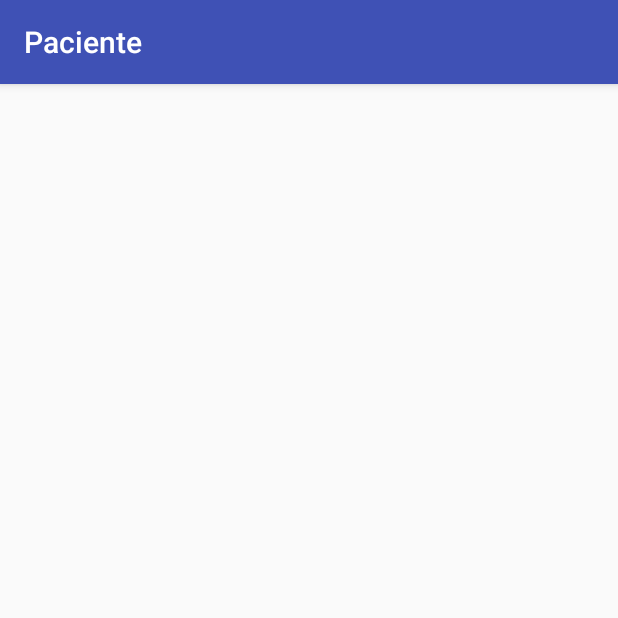
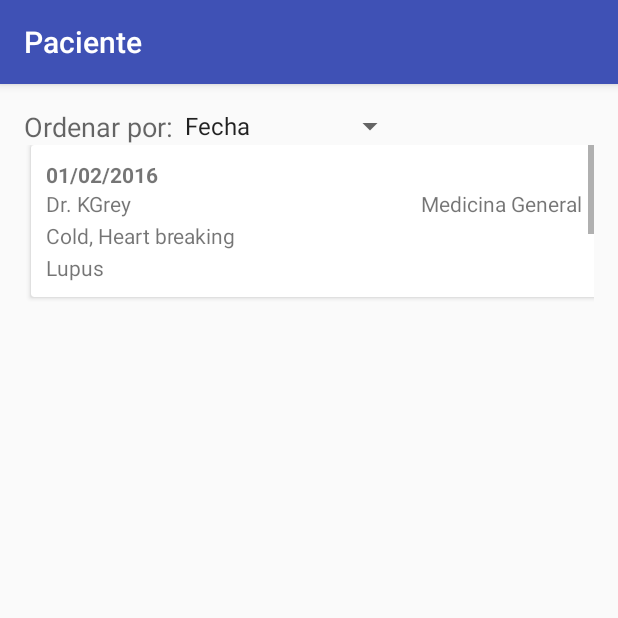
Before and after one commit to vgiodragon/Paciente, an Android app: the screen it shows after launch (Historiales before the commit, HistorialActivity after it), after a tap on "LOGIN", on a phone screen of 412 x 824 dp, the top half of it. Run offline under Robolectric (Android 15) with nearby library versions, the phone set to English and light mode, and no system bars.

Commit message:
Cart View

```diff
--- a/app/build.gradle
+++ b/app/build.gradle
@@ -23,4 +23,6 @@ dependencies {
     compile fileTree(dir: 'libs', include: ['*.jar'])
     testCompile 'junit:junit:4.12'
     compile 'com.android.support:appcompat-v7:23.3.0'
+    compile 'com.android.support:recyclerview-v7:23.0.+'
+    compile 'com.android.support:cardview-v7:23.0.+'
 }
--- a/app/src/main/AndroidManifest.xml
+++ b/app/src/main/AndroidManifest.xml
@@ -15,7 +15,7 @@
                 <category android:name="android.intent.category.LAUNCHER" />
             </intent-filter>
         </activity>
-        <activity android:name=".Historiales"></activity>
+        <activity android:name=".HistorialActivity"></activity>
     </application>
 
 </manifest>
--- /dev/null
+++ b/app/src/main/java/com/gio/ctic/paciente/Historial.java
@@ -0,0 +1,40 @@
+package com.gio.ctic.paciente;
+
+/**
+ * Created by user on 07/06/2016.
+ */
+public class Historial {
+    private String fecha;
+    private String sintomas;
+    private String descripcion;
+    private String doctor;
+    private String especialidad;
+
+    public Historial(String fecha, String doctor, String especialidad,String sintomas, String descripcion) {
+        this.fecha = fecha;
+        this.sintomas = sintomas;
+        this.descripcion = descripcion;
+        this.doctor = doctor;
+        this.especialidad=especialidad;
+
+    }
+    public String getEspecialidad() {
+        return especialidad;
+    }
+
+    public String getFecha() {
+        return fecha;
+    }
+
+    public String getSintomas() {
+        return sintomas;
+    }
+
+    public String getDescripcion() {
+        return descripcion;
+    }
+
+    public String getDoctor() {
+        return doctor;
+    }
+}
--- /dev/null
+++ b/app/src/main/java/com/gio/ctic/paciente/HistorialActivity.java
@@ -0,0 +1,89 @@
+package com.gio.ctic.paciente;
+
+import android.support.v7.app.AppCompatActivity;
+import android.os.Bundle;
+import android.support.v7.widget.LinearLayoutManager;
+import android.support.v7.widget.RecyclerView;
+import android.util.Log;
+import android.view.View;
+import android.widget.AdapterView;
+import android.widget.ArrayAdapter;
+import android.widget.Spinner;
+
+import java.util.ArrayList;
+import java.util.Collections;
+
+public class HistorialActivity extends AppCompatActivity implements AdapterView.OnItemSelectedListener{
+
+
+    private static String LOG_TAG = "CardViewActivity";
+    private RecyclerView mRecyclerView;
+    private HistorialAdapter mHAdapter;
+    private RecyclerView.LayoutManager mLayoutManager;
+    ArrayAdapter<CharSequence> adapterS;
+
+    @Override
+    protected void onCreate(Bundle savedInstanceState) {
+        super.onCreate(savedInstanceState);
+        setContentView(R.layout.activity_historiales);
+        mRecyclerView = (RecyclerView) findViewById(R.id.my_recycler_view);
+        mRecyclerView.setHasFixedSize(true);
+        mLayoutManager = new LinearLayoutManager(this);
+        mRecyclerView.setLayoutManager(mLayoutManager);
+        mHAdapter = new HistorialAdapter(getDataSet());
+        mRecyclerView.setAdapter(mHAdapter);
+
+        Spinner spinner = (Spinner) findViewById(R.id.spinnerOrdenar);
+        spinner.setOnItemSelectedListener(this);
+        adapterS = ArrayAdapter.createFromResource(this,
+                R.array.burra_array, android.R.layout.simple_spinner_item);
+// Specify the layout to use when the list of choices appears
+        adapterS.setDropDownViewResource(android.R.layout.simple_spinner_dropdown_item);
+// Apply the adapter to the spinner
+        spinner.setAdapter(adapterS);
+    }
+
+    @Override
+    protected void onResume() {
+        super.onResume();
+
+        ( mHAdapter).setOnItemClickListener(new HistorialAdapter
+                .MyClickListener() {
+            @Override
+            public void onItemClick(int position, View v) {
+                Log.i(LOG_TAG, " Clicked on Item " + position);
+            }
+        });
+
+    }
+
+
+    private ArrayList<Historial> getDataSet() {
+        ArrayList results = new ArrayList<>();
+        results.add(new Historial("11/02/2016","Dr. AGrey","Medicina General","Cold, Heart breaking","Lupus"));
+        results.add(new Historial("10/02/2016","Dr. BGrey","Medicina General","Cold, Heart breaking","Lupus"));
+        results.add(new Historial("09/02/2016","Dr. CGrey","Medicina General","Cold, Heart breaking","Lupus"));
+        results.add(new Historial("08/02/2016","Dr. DGrey","Medicina General","Cold, Heart breaking","Lupus"));
+        results.add(new Historial("07/02/2016","Dr. EGrey","Medicina General","Cold, Heart breaking","Lupus"));
+        results.add(new Historial("06/02/2016","Dr. FGrey","Medicina General","Cold, Heart breaking","Lupus"));
+        results.add(new Historial("15/02/2016","Dr. GGrey","Medicina General","Cold, Heart breaking","Lupus"));
+        results.add(new Historial("14/02/2016","Dr. HGrey","Medicina General","Cold, Heart breaking","Lupus"));
+        results.add(new Historial("13/02/2016","Dr. IGrey","Medicina General","Cold, Heart breaking","Lupus"));
+        results.add(new Historial("12/02/2016","Dr. JGrey","Medicina General","Cold, Heart breaking","Lupus"));
+        results.add(new Historial("01/02/2016","Dr. KGrey","Medicina General","Cold, Heart breaking","Lupus"));
+        results.add(new Historial("02/02/2016","Dr. LGrey","Medicina General","Cold, Heart breaking","Lupus"));
+
+        return results;
+    }
+
+
+    @Override
+    public void onItemSelected(AdapterView<?> parent, View view, int position, long id) {
+        mHAdapter.Ordenar(position);
+    }
+
+    @Override
+    public void onNothingSelected(AdapterView<?> parent) {
+
+    }
+}
--- /dev/null
+++ b/app/src/main/java/com/gio/ctic/paciente/HistorialAdapter.java
@@ -0,0 +1,122 @@
+package com.gio.ctic.paciente;
+
+import android.support.v7.widget.RecyclerView;
+import android.view.LayoutInflater;
+import android.view.View;
+import android.view.ViewGroup;
+import android.widget.TextView;
+
+import java.util.ArrayList;
+import java.util.Collections;
+import java.util.Comparator;
+
+/**
+ * Created by user on 07/06/2016.
+ */
+public class HistorialAdapter extends RecyclerView.Adapter<HistorialAdapter.HistoriaViewHolder>{
+    private static String LOG_TAG = "MyRecyclerViewAdapter";
+    private ArrayList<Historial> mHistorialSet;
+    private static MyClickListener myClickListener;
+
+    public static class HistoriaViewHolder extends RecyclerView.ViewHolder
+            implements View.OnClickListener{
+
+        TextView tfecha;
+        TextView tdoctor;
+        TextView tsintoma;
+        TextView tdescripcion;
+        TextView tespecialidad;
+
+        public HistoriaViewHolder(View itemView) {
+            super(itemView);
+            tfecha =(TextView)itemView.findViewById(R.id.textView);
+            tdoctor =(TextView)itemView.findViewById(R.id.textView2);
+            tsintoma =(TextView)itemView.findViewById(R.id.textView3);
+            tdescripcion =(TextView)itemView.findViewById(R.id.textView4);
+            tespecialidad=(TextView)itemView.findViewById(R.id.textView5);
+            itemView.setOnClickListener(this);
+        }
+
+        @Override
+        public void onClick(View v) {
+            myClickListener.onItemClick(getAdapterPosition(), v);
+        }
+    }
+    public void setOnItemClickListener(MyClickListener myClickListener) {
+        this.myClickListener = myClickListener;
+    }
+
+    public HistorialAdapter(ArrayList<Historial> mHistorialSet) {
+        this.mHistorialSet = mHistorialSet;
+        Ordenar(0);
+    }
+
+    @Override
+    public HistoriaViewHolder onCreateViewHolder(ViewGroup parent, int viewType) {
+        View view = LayoutInflater.from(parent.getContext())
+                .inflate(R.layout.card_view_row, parent, false);
+
+        return new HistoriaViewHolder(view);
+    }
+
+    @Override
+    public void onBindViewHolder(HistoriaViewHolder holder, int position) {
+        holder.tfecha.setText(mHistorialSet.get(position).getFecha());
+        holder.tdoctor.setText(mHistorialSet.get(position).getDoctor());
+        holder.tdescripcion.setText(mHistorialSet.get(position).getDescripcion());
+        holder.tsintoma.setText(mHistorialSet.get(position).getSintomas());
+        holder.tespecialidad.setText(mHistorialSet.get(position).getEspecialidad());
+    }
+
+    public void addItem(Historial dataObj, int index) {
+        mHistorialSet.add(index, dataObj);
+        notifyItemInserted(index);
+    }
+
+    public void deleteItem(int index) {
+        mHistorialSet.remove(index);
+        notifyItemRemoved(index);
+    }
+
+    public void Ordenar(int op){
+        // Sorting
+        switch (op){
+            case 0:
+                Collections.sort(mHistorialSet, new Comparator<Historial>() {
+                    @Override
+                    public int compare(Historial lhs, Historial rhs) {
+                        return lhs.getFecha().compareTo(rhs.getFecha());
+                    }
+                });
+                break;
+            case 1:
+                Collections.sort(mHistorialSet, new Comparator<Historial>() {
+                    @Override
+                    public int compare(Historial lhs, Historial rhs) {
+                        return lhs.getDoctor().compareTo(rhs.getDoctor());
+                    }
+                });
+                break;
+            case 2:
+                Collections.sort(mHistorialSet, new Comparator<Historial>() {
+                    @Override
+                    public int compare(Historial lhs, Historial rhs) {
+                        return lhs.getEspecialidad().compareTo(rhs.getEspecialidad());
+                    }
+                });
+                break;
+        }
+        notifyDataSetChanged();
+    }
+
+    @Override
+    public int getItemCount() {
+        return mHistorialSet.size();
+    }
+
+
+    public interface MyClickListener {
+        public void onItemClick(int position, View v);
+    }
+
+}
--- a/app/src/main/java/com/gio/ctic/paciente/Historiales.java
+++ /dev/null
@@ -1,13 +0,0 @@
-package com.gio.ctic.paciente;
-
-import android.support.v7.app.AppCompatActivity;
-import android.os.Bundle;
-
-public class Historiales extends AppCompatActivity {
-
-    @Override
-    protected void onCreate(Bundle savedInstanceState) {
-        super.onCreate(savedInstanceState);
-        setContentView(R.layout.activity_historiales);
-    }
-}
--- a/app/src/main/java/com/gio/ctic/paciente/MainActivity.java
+++ b/app/src/main/java/com/gio/ctic/paciente/MainActivity.java
@@ -14,7 +14,7 @@ public class MainActivity extends AppCompatActivity {
     }
 
     public void Historiales(View view){
-        Intent intent = new Intent(this,Historiales.class);
+        Intent intent = new Intent(this,HistorialActivity.class);
         startActivity(intent);
 
     }
--- a/app/src/main/res/layout/activity_historiales.xml
+++ b/app/src/main/res/layout/activity_historiales.xml
@@ -1,5 +1,5 @@
 <?xml version="1.0" encoding="utf-8"?>
-<RelativeLayout xmlns:android="http://schemas.android.com/apk/res/android"
+<LinearLayout xmlns:android="http://schemas.android.com/apk/res/android"
     xmlns:tools="http://schemas.android.com/tools"
     android:layout_width="match_parent"
     android:layout_height="match_parent"
@@ -7,6 +7,35 @@
     android:paddingLeft="@dimen/activity_horizontal_margin"
     android:paddingRight="@dimen/activity_horizontal_margin"
     android:paddingTop="@dimen/activity_vertical_margin"
-    tools:context="com.gio.ctic.paciente.Historiales">
+    tools:context=".HistorialActivity"
+    android:orientation="vertical">
 
-</RelativeLayout>
+    <!-- A RecyclerView with some commonly used attributes -->
+
+
+    <LinearLayout
+        android:orientation="horizontal"
+        android:layout_width="match_parent"
+        android:layout_height="wrap_content">
+
+        <TextView
+            android:layout_width="wrap_content"
+            android:layout_height="wrap_content"
+            android:textAppearance="?android:attr/textAppearanceMedium"
+            android:text="Ordenar por:"
+            android:id="@+id/textView6"
+            android:layout_gravity="center" />
+
+        <Spinner
+            android:layout_width="wrap_content"
+            android:layout_height="wrap_content"
+            android:id="@+id/spinnerOrdenar" />
+    </LinearLayout>
+
+    <android.support.v7.widget.RecyclerView
+        android:id="@+id/my_recycler_view"
+        android:scrollbars="vertical"
+        android:layout_width="match_parent"
+        android:layout_height="match_parent"/>
+
+</LinearLayout>
--- /dev/null
+++ b/app/src/main/res/layout/card_view_row.xml
@@ -0,0 +1,67 @@
+<?xml version="1.0" encoding="utf-8"?>
+<LinearLayout
+    xmlns:android="http://schemas.android.com/apk/res/android"
+    xmlns:card_view="http://schemas.android.com/apk/res-auto"
+    android:orientation="vertical" android:layout_width="match_parent"
+    android:layout_height="match_parent">
+    <android.support.v7.widget.CardView
+        android:id="@+id/card_view"
+        android:layout_gravity="center"
+        android:layout_width="fill_parent"
+        android:layout_height="wrap_content"
+        card_view:cardCornerRadius="2dp"
+        card_view:contentPadding="10dp"
+        android:layout_marginLeft="3dp">
+
+        <RelativeLayout
+            android:layout_width="fill_parent"
+            android:layout_height="fill_parent">
+
+            <TextView
+                android:id="@+id/textView"
+                android:layout_width="wrap_content"
+                android:layout_height="wrap_content"
+                android:text="04/02/2016"
+                android:textStyle="bold"
+                android:layout_alignParentTop="true"/>
+
+            <LinearLayout
+                android:orientation="horizontal"
+                android:layout_width="match_parent"
+                android:layout_height="wrap_content"
+                android:id="@+id/doctorEs"
+                android:layout_below="@+id/textView"
+                android:weightSum="2">
+
+                <TextView
+                    android:id="@+id/textView2"
+                    android:layout_width="wrap_content"
+                    android:layout_height="wrap_content"
+                    android:text="Doctor Nombre"
+                    android:layout_weight="1" />
+                <TextView
+                    android:id="@+id/textView5"
+                    android:layout_width="wrap_content"
+                    android:layout_height="wrap_content"
+                    android:text="Especialidad del Doc"
+                    android:layout_weight="1"
+                    android:textAlignment="textEnd" />
+            </LinearLayout>
+
+            <TextView
+                android:id="@+id/textView3"
+                android:layout_width="wrap_content"
+                android:layout_height="wrap_content"
+                android:text="Sintomas van aca"
+                android:layout_marginTop="2dp"
+                android:layout_below="@+id/doctorEs"/>
+            <TextView
+                android:id="@+id/textView4"
+                android:layout_width="wrap_content"
+                android:layout_height="wrap_content"
+                android:text="La descripcion va aca"
+                android:layout_marginTop="2dp"
+                android:layout_below="@+id/textView3"/>
+        </RelativeLayout>
+    </android.support.v7.widget.CardView>
+</LinearLayout>
--- /dev/null
+++ b/app/src/main/res/values/opsordenar.xml
@@ -0,0 +1,8 @@
+<?xml version="1.0" encoding="utf-8"?>
+<resources>
+    <string-array name="burra_array">
+        <item>Fecha</item>
+        <item>Doctor</item>
+        <item>Especialidad</item>
+    </string-array>
+</resources>
```
